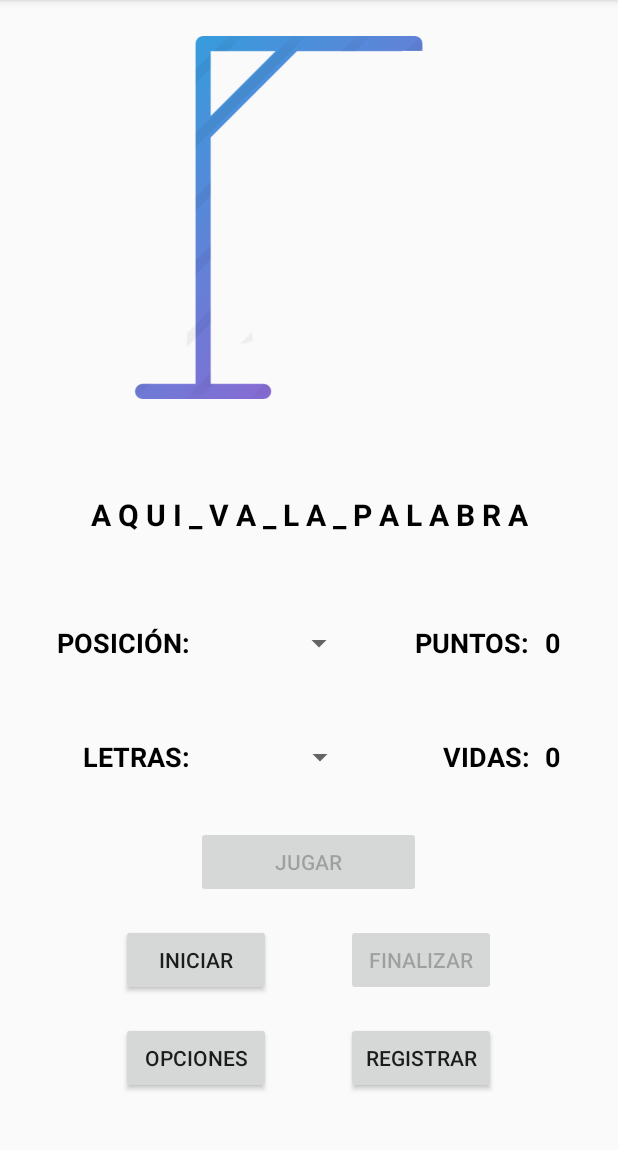
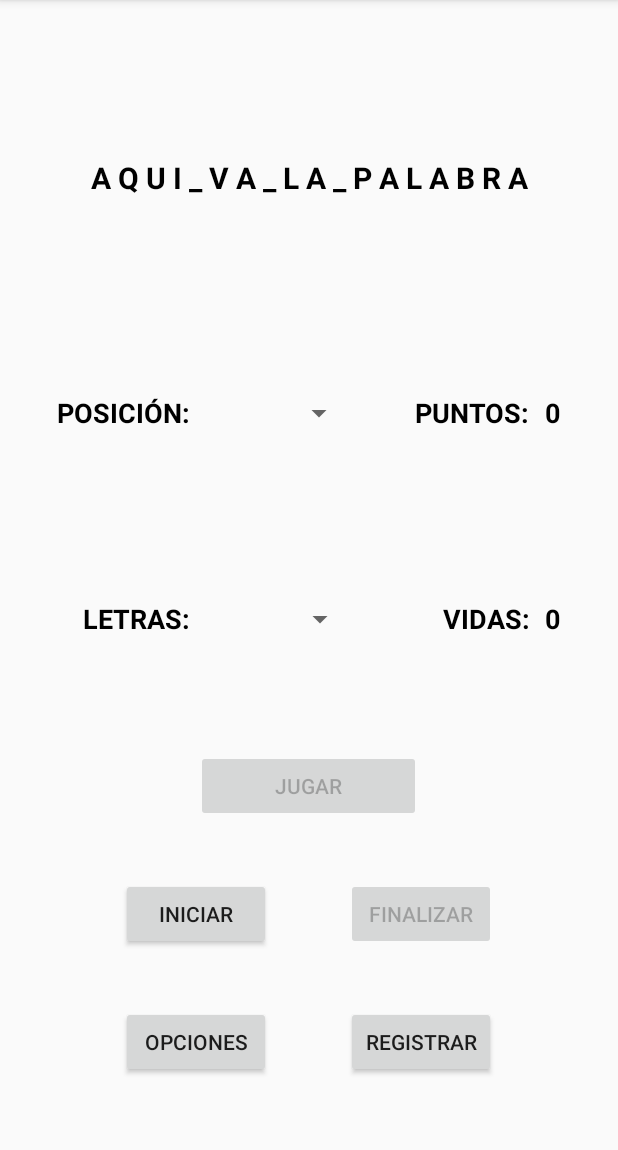
Before and after one commit to Reizeen/Ahorcado, an Android app: the screen it shows after launch (MainActivity), on a phone screen of 412 x 824 dp, the part 84-1234 px from its top. Run offline under Robolectric (Android 15) with nearby library versions, the phone set to English and light mode, and no system bars.

Commit message:
Version 3 Quito la imagen y añado codigo

```diff
--- a/app/src/main/java/com/example/ahorcado/MainActivity.java
+++ b/app/src/main/java/com/example/ahorcado/MainActivity.java
@@ -2,7 +2,9 @@ package com.example.ahorcado;
 
 import androidx.appcompat.app.AppCompatActivity;
 
+import android.content.Context;
 import android.content.Intent;
+import android.content.SharedPreferences;
 import android.os.Bundle;
 import android.util.Log;
 import android.view.View;
@@ -15,8 +17,6 @@ import android.widget.TextView;
 
 public class MainActivity extends AppCompatActivity {
 
-
-    ImageView imagen;
     TextView muestraPalabra;
     TextView textPuntos;
     TextView textVidas;
@@ -38,8 +38,6 @@ public class MainActivity extends AppCompatActivity {
         super.onCreate(savedInstanceState);
         setContentView(R.layout.activity_main);
 
-
-        imagen = findViewById(R.id.idImagen);
         muestraPalabra = findViewById(R.id.idMuestraPalabra);
         textPuntos = findViewById(R.id.textPuntos);
         textVidas = findViewById(R.id.textVidas);
@@ -49,44 +47,54 @@ public class MainActivity extends AppCompatActivity {
         botonOpciones = findViewById(R.id.btnOpciones);
         botonRegistrar = findViewById(R.id.btnRegistrar);
 
+        // Spinner de Letras
         letras = findViewById(R.id.spinnerLetras);
         ArrayAdapter<CharSequence> adapter = ArrayAdapter.createFromResource(this,
                 R.array.listaLetras, android.R.layout.simple_spinner_item);
         letras.setAdapter(adapter);
 
+        // Spinner de posicion NO TERMINADO
         posicion = findViewById(R.id.spinnerPosicion);
         /*ArrayAdapter adapterPosuicion
         posicion.setAdapter();*/
 
         listaPalabras = getResources().getStringArray(R.array.listaPalabras);
 
+        // Desactivar botones hasta que no se inicie el juego NO TERMINADO
         botonJugar.setEnabled(false);
         botonFinalizar.setEnabled(false);
 
-        comprobarDatos();
+        // Cargar el archivo de preferencias
+        cargarPreferencias();
+    }
+
+    // Actualizar el nivel de vidas desde el archivo de Preferencias.
+    public void cargarPreferencias(){
+        SharedPreferences preferences = getSharedPreferences("infoApp", Context.MODE_PRIVATE);
+        vidas = preferences.getInt("nivelVidas", 0); // Se marca 0, si no existe el archivo de preferencias
+        textVidas.setText(String.valueOf(vidas));
+    }
+
+    // Llevar a la Actividad Options las opciones actuales del juego
+    public void onClickOptions(View view){
+        Intent intencion = new Intent(MainActivity.this, Options.class);
+        Bundle datos = new Bundle();
+        datos.putBoolean("comodin", comodin);
+        intencion.putExtras(datos);
+        startActivityForResult(intencion, 102);
+    }
+
+    // Actualizar las opciones del juego
+    public void onActivityResult(int requestCode, int resultCode, Intent code){
+        if (requestCode == 102 && resultCode == RESULT_OK){
+            Bundle options = code.getExtras();
+            comodin = options.getBoolean("comodin");
+            cargarPreferencias(); // Actualizamos de nuevo las Preferencias
+        }
     }
 
     public void onClickRegister(View view){
         Intent intencion = new Intent(MainActivity.this, RegisterUsers.class);
         startActivity(intencion);
     }
-
-    public void onClickOptions(View view){
-        Intent intencion = new Intent(MainActivity.this, Options.class);
-        startActivity(intencion);
-    }
-
-
-    public void comprobarDatos(){
-        Bundle datosOptions = this.getIntent().getExtras();
-        if(datosOptions != null) {
-            vidas = datosOptions.getInt("numeroVidas");
-            comodin = datosOptions.getBoolean("comodin");
-        }
-
-        Bundle datosRegister = this.getIntent().getExtras();
-        if(datosRegister != null){
-            userName = datosRegister.getString("user");
-        }
-    }
 }
--- a/app/src/main/res/layout-land/activity_main.xml
+++ b/app/src/main/res/layout-land/activity_main.xml
@@ -9,38 +9,13 @@
     <LinearLayout
         android:layout_width="match_parent"
         android:layout_height="match_parent"
-        android:orientation="horizontal">
-
-        <LinearLayout
-            android:layout_width="match_parent"
-            android:layout_height="match_parent"
-            android:orientation="vertical"
-            android:layout_weight="1">
+        android:orientation="vertical">
 
             <LinearLayout
                 android:layout_width="match_parent"
-                android:layout_height="match_parent"
-                android:layout_weight="1"
-                android:paddingTop="20dp">
-
-                <ImageView
-                    android:id="@+id/idImagen"
-                    android:layout_width="300dp"
-                    android:layout_height="wrap_content"
-                    android:layout_marginLeft="20dp"
-                    app:layout_constraintEnd_toEndOf="parent"
-                    app:layout_constraintHorizontal_bias="0.57"
-                    app:layout_constraintStart_toStartOf="parent"
-                    app:layout_constraintTop_toTopOf="parent"
-                    app:srcCompat="@drawable/dibujo_ahorcado_0" />
-
-            </LinearLayout>
-
-            <LinearLayout
-                android:layout_width="match_parent"
-                android:layout_height="match_parent"
+                android:layout_height="wrap_content"
                 android:gravity="center"
-                android:layout_weight="2"
+                android:layout_weight="10"
                 android:layout_marginTop="0dp">
 
 
@@ -55,22 +30,11 @@
                     android:text="A Q U I _ V A _ L A _ P A L A B R A" />
             </LinearLayout>
 
-
-        </LinearLayout>
-
-
-        <LinearLayout
-            android:layout_width="match_parent"
-            android:layout_height="match_parent"
-            android:orientation="vertical"
-            android:layout_weight="1">
-
             <LinearLayout
                 android:layout_width="match_parent"
                 android:layout_height="wrap_content"
                 android:gravity="center"
-                android:layout_weight="3"
-                android:paddingTop="20dp">
+                android:layout_weight="10">
 
                 <TextView
                     android:layout_width="wrap_content"
@@ -113,7 +77,7 @@
                 android:layout_width="match_parent"
                 android:layout_height="wrap_content"
                 android:gravity="center"
-                android:layout_weight="3">
+                android:layout_weight="10">
 
                 <TextView
                     android:layout_width="wrap_content"
@@ -171,7 +135,17 @@
                 android:layout_width="match_parent"
                 android:layout_height="wrap_content"
                 android:gravity="center"
+                android:paddingBottom="20dp"
+                android:paddingTop="10dp"
                 android:layout_weight="1">
+
+                <Button
+                    android:id="@+id/btnOpciones"
+                    android:layout_width="100dp"
+                    android:layout_height="wrap_content"
+                    android:layout_marginRight="50dp"
+                    android:text="OPCIONES"
+                    android:onClick="onClickOptions"/>
 
                 <Button
                     android:id="@+id/btnIniciar"
@@ -184,24 +158,8 @@
                     android:id="@+id/btnFinalizar"
                     android:layout_width="100dp"
                     android:layout_height="wrap_content"
+                    android:layout_marginRight="50dp"
                     android:text="FINALIZAR" />
-
-            </LinearLayout>
-
-            <LinearLayout
-                android:layout_width="match_parent"
-                android:layout_height="wrap_content"
-                android:gravity="center"
-                android:layout_weight="1"
-                android:layout_marginBottom="30dp">
-
-                <Button
-                    android:id="@+id/btnOpciones"
-                    android:layout_width="100dp"
-                    android:layout_height="wrap_content"
-                    android:layout_marginRight="50dp"
-                    android:text="OPCIONES"
-                    android:onClick="onClickOptions"/>
 
                 <Button
                     android:id="@+id/btnRegistrar"
@@ -212,8 +170,6 @@
 
             </LinearLayout>
 
-        </LinearLayout>
-
     </LinearLayout>
 
 
--- a/app/src/main/res/layout/activity_main.xml
+++ b/app/src/main/res/layout/activity_main.xml
@@ -11,25 +11,7 @@
         android:layout_height="match_parent"
         android:orientation="vertical">
 
-        <LinearLayout
-            android:layout_width="match_parent"
-            android:layout_height="97dp"
-            android:layout_weight="10"
-            android:orientation="vertical"
-            android:gravity="center">
 
-            <ImageView
-                android:id="@+id/idImagen"
-                android:layout_width="wrap_content"
-                android:layout_height="match_parent"
-                android:layout_marginTop="24dp"
-                app:layout_constraintEnd_toEndOf="parent"
-                app:layout_constraintHorizontal_bias="0.57"
-                app:layout_constraintStart_toStartOf="parent"
-                app:layout_constraintTop_toTopOf="parent"
-                app:srcCompat="@drawable/dibujo_ahorcado_0" />
-
-        </LinearLayout>
 
     <LinearLayout
         android:layout_width="match_parent"
```
Also changed, not shown: app/src/main/java/com/example/ahorcado/Options.java (+33 -10 lines), app/src/main/res/drawable-v24/logo.png (added), app/src/main/res/drawable/dibujo_ahorcado_0.png (deleted).
